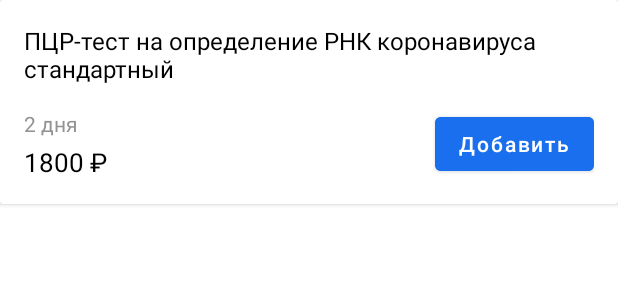
After one commit to OlesiaShinkarenko/Medic, an Android app: the layout list_item_analysis.xml on its own in the app's theme, with its tools: preview values and no code run, on a phone screen of 412 x 824 dp. The commit adds this screen. Shown: the top 300 px of the screen. Run offline under Robolectric (Android 15) with nearby library versions, the phone set to English and light mode, and no system bars.

Commit message:
List Item Analysis

```diff
--- a/app/src/main/res/layout/activity_create_card.xml
+++ b/app/src/main/res/layout/activity_create_card.xml
@@ -23,7 +23,7 @@
         app:layout_constraintRight_toRightOf="parent"
         android:layout_width="wrap_content"
         android:text="@string/skip"
-        android:textColor="@color/skip_color2"
+        android:textColor="@color/button_true_enabled"
         android:textSize="15sp"
         android:layout_marginRight="20dp"
         android:layout_height="wrap_content"/>
--- a/app/src/main/res/layout/activity_create_password.xml
+++ b/app/src/main/res/layout/activity_create_password.xml
@@ -13,7 +13,7 @@
     android:layout_marginTop="40dp"
     android:layout_marginRight="20dp"
     android:text="@string/skip"
-    android:textColor="@color/skip_color2"
+    android:textColor="@color/button_true_enabled"
     android:textSize="15sp"
     android:layout_height="wrap_content"/>
     <TextView
--- /dev/null
+++ b/app/src/main/res/layout/list_item_analysis.xml
@@ -0,0 +1,56 @@
+<?xml version="1.0" encoding="utf-8"?>
+<androidx.constraintlayout.widget.ConstraintLayout xmlns:android="http://schemas.android.com/apk/res/android"
+    android:layout_width="match_parent"
+    android:layout_height="match_parent"
+    xmlns:app="http://schemas.android.com/apk/res-auto">
+<androidx.cardview.widget.CardView
+    android:layout_width="match_parent"
+    app:layout_constraintTop_toTopOf="parent"
+    android:layout_height="wrap_content">
+    <androidx.constraintlayout.widget.ConstraintLayout
+        android:layout_margin="16dp"
+        android:layout_width="match_parent"
+        android:layout_height="match_parent">
+        <TextView
+            app:layout_constraintTop_toTopOf="parent"
+            app:layout_constraintLeft_toLeftOf="parent"
+            android:id="@+id/name_analysis"
+            android:text="@string/name_analysis"
+            android:layout_width="wrap_content"
+            android:textAlignment="textStart"
+            android:textColor="@color/black"
+            android:textSize="16sp"
+            android:layout_height="match_parent"/>
+        <TextView
+            app:layout_constraintTop_toBottomOf="@id/name_analysis"
+            app:layout_constraintLeft_toLeftOf="@id/name_analysis"
+            android:text="@string/time_analysis"
+            android:layout_marginTop="16dp"
+            android:textColor="@color/AfternameOnBoard_color"
+            android:textSize="14sp"
+            android:id="@+id/time_analysis"
+            android:layout_width="wrap_content"
+            android:layout_height="wrap_content"/>
+        <TextView
+            app:layout_constraintTop_toBottomOf="@id/time_analysis"
+            app:layout_constraintLeft_toLeftOf="@id/time_analysis"
+            android:text="@string/cost_analysis"
+            android:textColor="@color/black"
+            android:layout_marginTop="4dp"
+            android:textSize="17sp"
+            android:layout_width="wrap_content"
+            android:layout_height="wrap_content"/>
+        <Button
+
+            android:textAllCaps="false"
+            android:text="@string/add_analysis"
+            android:textSize="14sp"
+            android:backgroundTint="@color/button_true_enabled"
+            app:layout_constraintRight_toRightOf="parent"
+            app:layout_constraintBottom_toBottomOf="parent"
+            android:layout_width="wrap_content"
+            android:layout_height="wrap_content"/>
+    </androidx.constraintlayout.widget.ConstraintLayout>
+
+</androidx.cardview.widget.CardView>
+</androidx.constraintlayout.widget.ConstraintLayout>
--- a/app/src/main/res/values/colors.xml
+++ b/app/src/main/res/values/colors.xml
@@ -10,7 +10,6 @@
     <color name="skip_color">#57A9FF</color>
     <color name="nameOnBoard_color">#00B712</color>
     <color name="AfternameOnBoard_color">#939396</color>
-    <color name="skip_color2">#1A6FEE</color>
     <color name="button_false_enabled">#C9D4FB</color>
     <color name="button_true_enabled">#1A6FEE</color>
 </resources>
--- a/app/src/main/res/values/strings.xml
+++ b/app/src/main/res/values/strings.xml
@@ -39,13 +39,19 @@
     <string name="gender">Пол</string>
     <string name="create">Создать</string>
 
-    //bottom navigation menu
+    <!-- bottom navigation menu-->
     <string name="results">Результаты</string>
     <string name="support">Поддержка</string>
     <string name="profile">Профиль</string>
 
-    //main screen
+    <!--main screen-->
     <string name="search_analysis">Искать анализы</string>
     <!-- TODO: Remove or change this placeholder text -->
     <string name="hello_blank_fragment">Hello blank fragment</string>
+
+    <!--analysis -->
+    <string name="name_analysis">ПЦР-тест на определение РНК коронавируса стандартный</string>
+    <string name="time_analysis">2 дня</string>
+    <string name="cost_analysis">1800 ₽</string>
+    <string name="add_analysis">Добавить</string>
 </resources>
```
